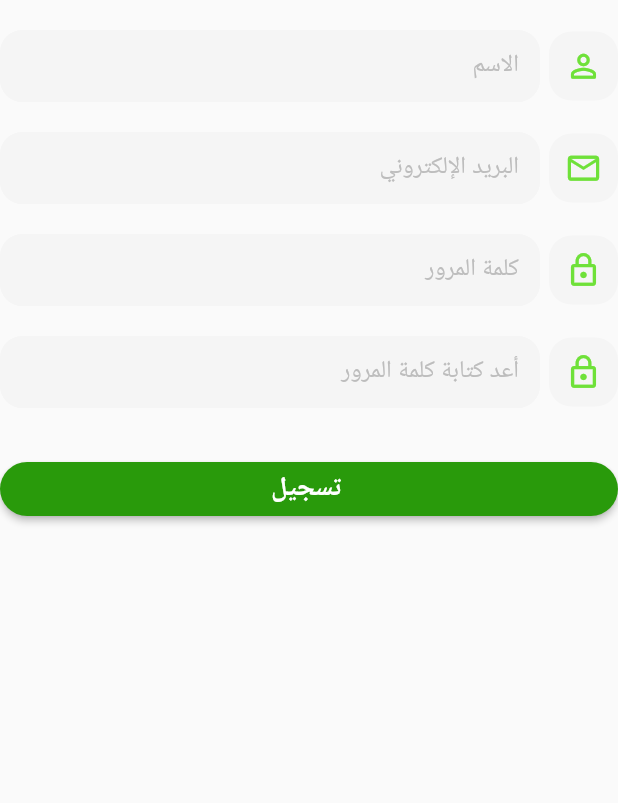
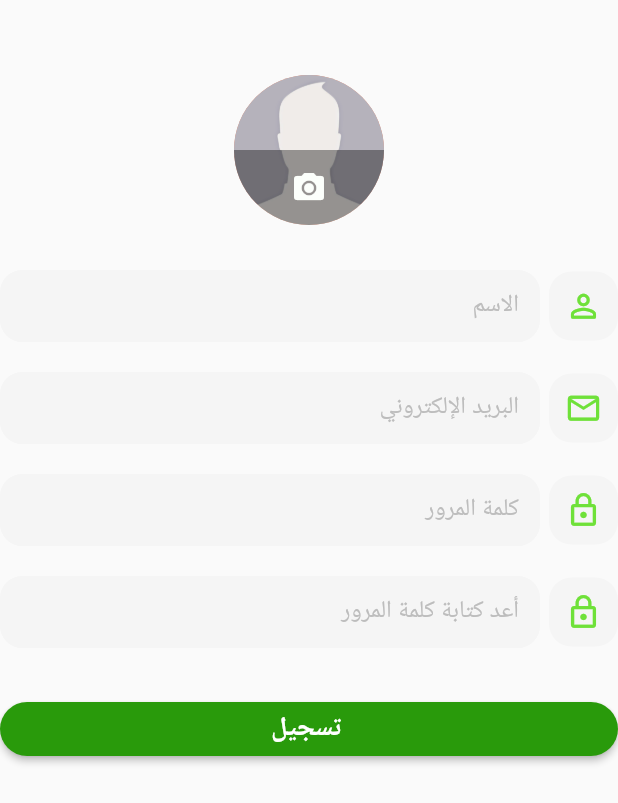
Before and after one commit to ibm00/farmer_club, a Flutter app: the RegisterForm widget shown alone on an empty page, opened directly, on a phone screen of 412 x 824 dp. Shown: the top 803 px of the screen. Run offline on Flutter 3.47's test engine with Material 2 defaults, Android fonts, the phone set to English and light mode, and no system bars; our stand-ins replace cached_network_image, cloud_firestore, device_preview, easy_localization, firebase_auth, firebase_core and 5 more; accounts and stored records are empty; network calls fail.

Commit message:
adding user image with register

```diff
--- a/lib/screens/register_screen/components/register_form.dart
+++ b/lib/screens/register_screen/components/register_form.dart
@@ -2,6 +2,8 @@ import 'package:flutter/material.dart';
 import 'package:flutter_riverpod/flutter_riverpod.dart';
 
 import '../../../../utils/helpers/validators.dart';
+import '../../../utils/constants/styles.dart';
+import '../../../utils/helpers/image_link_helper.dart';
 import '../../../utils/shared_widgets/button_widget.dart';
 import '../../../utils/shared_widgets/icons_wrapper.dart';
 import '../../../utils/shared_widgets/text_field_widget.dart';
@@ -16,7 +18,44 @@ class RegisterForm extends ConsumerWidget {
       key: registerProv.formKey,
       child: Column(
         children: [
-          const SizedBox(height: 20),
+          const SizedBox(height: 50),
+          Consumer(builder: (context, ref, _) {
+            final ImageProvider? userImage = ref.watch(
+              registerProvider.select((value) => value.userImage),
+            );
+            return CircleAvatar(
+              radius: 50,
+              backgroundColor: const Color.fromARGB(145, 238, 62, 8),
+              backgroundImage: userImage ??
+                  const AssetImage("assets/images/default-profile-pic.jpg"),
+              child: Align(
+                alignment: Alignment.bottomCenter,
+                child: InkWell(
+                  onTap: () {
+                    ref.read(registerProvider).pickImage(context);
+                  },
+                  highlightColor: Colors.transparent,
+                  splashColor: Colors.transparent,
+                  child: Container(
+                    width: 100,
+                    height: 50,
+                    decoration: const BoxDecoration(
+                      color: Colors.black38,
+                      borderRadius: BorderRadius.only(
+                        bottomLeft: Radius.circular(50),
+                        bottomRight: Radius.circular(50),
+                      ),
+                    ),
+                    child: const Icon(
+                      Icons.camera_alt,
+                      color: kBackgroundColor,
+                    ),
+                  ),
+                ),
+              ),
+            );
+          }),
+          const SizedBox(height: 30),
           Row(
             children: [
               const IconWrapper(Icons.person_outline_rounded),
```
Also changed, not shown: lib/data/firebase_services/fire_auth.dart (+19 -0 lines), lib/data/models/user_model.dart (+8 -10 lines), lib/screens/register_screen/register_provider.dart (+55 -0 lines), lib/utils/helpers/image_link_helper.dart (added, +12 -0 lines), assets/images/default-profile-pic.jpg (added), 3 other files.
